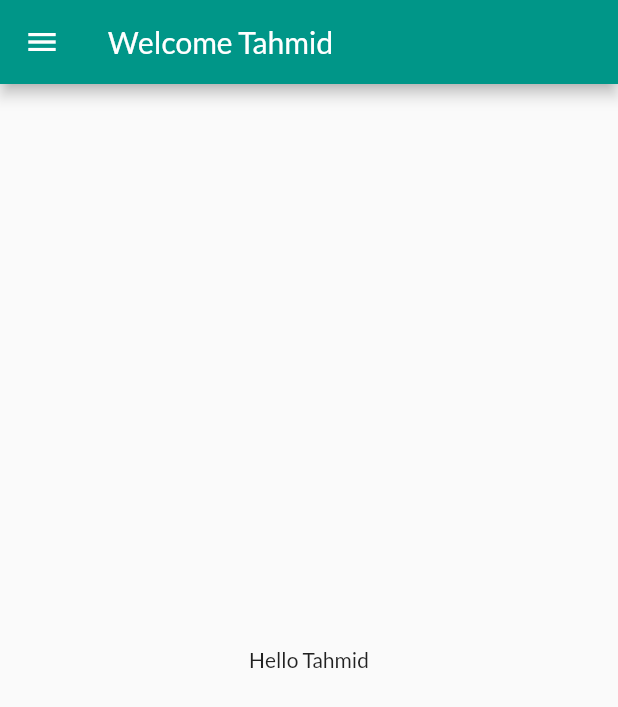
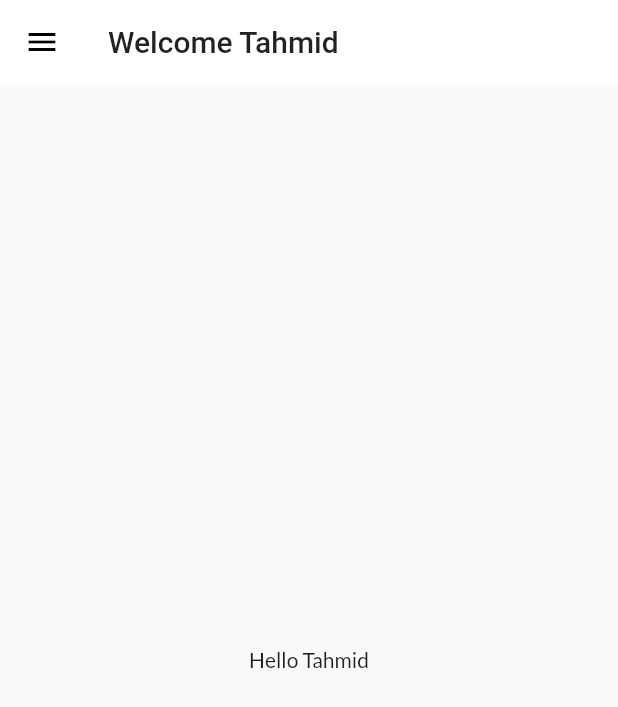
Before and after one commit to tahmid56/FlutterTutorial2, a Flutter app: the Homepage screen opened by its route, on a phone screen of 412 x 824 dp. Shown: the top 707 px of the screen. Run offline on Flutter 3.47's test engine with Material 2 defaults, Android fonts, the phone set to English and light mode, and no system bars; our stand-ins replace google_fonts.

Commit message:
day 9 completed

```diff
--- a/lib/main.dart
+++ b/lib/main.dart
@@ -3,6 +3,7 @@ import 'package:google_fonts/google_fonts.dart';
 import 'package:tutorial2/pages/home_page.dart';
 import 'package:tutorial2/pages/login_page.dart';
 import 'package:tutorial2/utils/routes.dart';
+import 'package:tutorial2/widgets/themes.dart';
 
 void main() {
   runApp(const MyApp());
@@ -14,10 +15,8 @@ class MyApp extends StatelessWidget {
   @override
   Widget build(BuildContext context) {
     return MaterialApp(
-      theme: ThemeData(
-        primarySwatch: Colors.teal,
-        fontFamily: GoogleFonts.lato().fontFamily,
-      ),
+      theme: Mytheme.lightThemeData(context),
+      darkTheme: Mytheme.darkThemeData(context),
       initialRoute: MyRoutes.loginRoute,
       routes: {
         MyRoutes.loginRoute: (context) => LoginPage(),
--- /dev/null
+++ b/lib/widgets/themes.dart
@@ -0,0 +1,21 @@
+import 'package:flutter/material.dart';
+import 'package:google_fonts/google_fonts.dart';
+
+class Mytheme {
+  static ThemeData lightThemeData(BuildContext context) => ThemeData(
+        primarySwatch: Colors.teal,
+        fontFamily: GoogleFonts.lato().fontFamily,
+        appBarTheme: AppBarTheme(
+          color: Colors.white,
+          elevation: 0.0,
+          iconTheme: IconThemeData(
+            color: Colors.black,
+          ),
+          textTheme: Theme.of(context).textTheme,
+        ),
+      );
+
+  static ThemeData darkThemeData(BuildContext context) => ThemeData(
+        brightness: Brightness.dark,
+      );
+}
```
